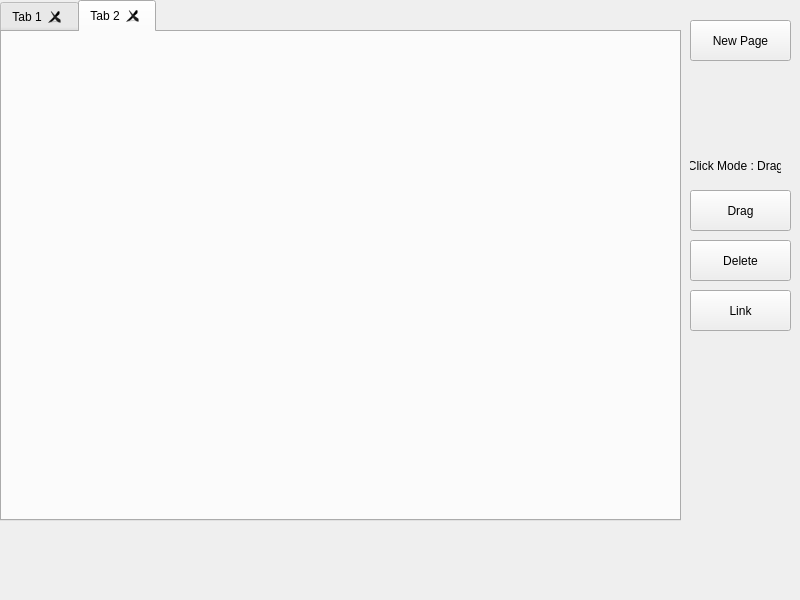
Before: the Qt Designer form Update/Logic_Gate_Simulator/dlg_home.ui in ElliotHarding/Logic-Gate-Simulator, drawn with Qt 5.
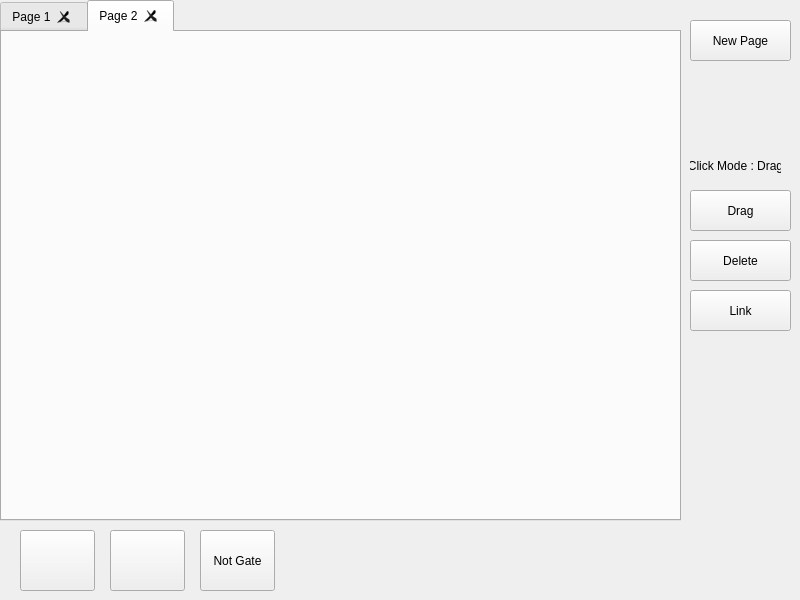
After: the same form once the commit is applied. The open tabs and pages were chosen to show the change. Icons and pictures are not drawn.

Diff of the .ui file:
```diff
--- a/Update/Logic_Gate_Simulator/dlg_home.ui
+++ b/Update/Logic_Gate_Simulator/dlg_home.ui
@@ -40,12 +40,12 @@
     </property>
     <widget class="QWidget" name="tab">
      <attribute name="title">
-      <string>Tab 1</string>
+      <string>Page 1</string>
      </attribute>
     </widget>
     <widget class="QWidget" name="tab2">
      <attribute name="title">
-      <string>Tab 2</string>
+      <string>Page 2</string>
      </attribute>
     </widget>
    </widget>
@@ -117,6 +117,99 @@
      <string>New Page</string>
     </property>
    </widget>
+   <widget class="QPushButton" name="btn_orGate">
+    <property name="geometry">
+     <rect>
+      <x>110</x>
+      <y>530</y>
+      <width>75</width>
+      <height>61</height>
+     </rect>
+    </property>
+    <property name="text">
+     <string/>
+    </property>
+    <property name="icon">
+     <iconset>
+      <normaloff>Resources/gate-or.png</normaloff>
+      <normalon>Resources/gate-or.png</normalon>
+      <disabledoff>Resources/gate-or.png</disabledoff>
+      <disabledon>Resources/gate-or.png</disabledon>
+      <activeoff>Resources/gate-or.png</activeoff>
+      <activeon>Resources/gate-or.png</activeon>
+      <selectedoff>Resources/gate-or.png</selectedoff>
+      <selectedon>Resources/gate-or.png</selectedon>Resources/gate-or.png</iconset>
+    </property>
+    <property name="iconSize">
+     <size>
+      <width>64</width>
+      <height>64</height>
+     </size>
+    </property>
+   </widget>
+   <widget class="QPushButton" name="btn_notGate">
+    <property name="geometry">
+     <rect>
+      <x>200</x>
+      <y>530</y>
+      <width>75</width>
+      <height>61</height>
+     </rect>
+    </property>
+    <property name="text">
+     <string>Not Gate</string>
+    </property>
+    <property name="icon">
+     <iconset>
+      <normaloff>Resources/gate-not.png</normaloff>
+      <normalon>Resources/gate-not.png</normalon>
+      <disabledoff>Resources/gate-not.png</disabledoff>
+      <disabledon>Resources/gate-not.png</disabledon>
+      <activeoff>Resources/gate-not.png</activeoff>
+      <activeon>Resources/gate-not.png</activeon>
+      <selectedoff>Resources/gate-not.png</selectedoff>
+      <selectedon>Resources/gate-not.png</selectedon>Resources/gate-not.png</iconset>
+    </property>
+    <property name="iconSize">
+     <size>
+      <width>64</width>
+      <height>64</height>
+     </size>
+    </property>
+   </widget>
+   <widget class="QPushButton" name="btn_andGate">
+    <property name="geometry">
+     <rect>
+      <x>20</x>
+      <y>530</y>
+      <width>75</width>
+      <height>61</height>
+     </rect>
+    </property>
+    <property name="autoFillBackground">
+     <bool>false</bool>
+    </property>
+    <property name="text">
+     <string/>
+    </property>
+    <property name="icon">
+     <iconset>
+      <normaloff>Resources/gate-and.png</normaloff>
+      <normalon>Resources/gate-and.png</normalon>
+      <disabledoff>Resources/gate-and.png</disabledoff>
+      <disabledon>Resources/gate-and.png</disabledon>
+      <activeoff>Resources/gate-and.png</activeoff>
+      <activeon>Resources/gate-and.png</activeon>
+      <selectedoff>Resources/gate-and.png</selectedoff>
+      <selectedon>Resources/gate-and.png</selectedon>Resources/gate-and.png</iconset>
+    </property>
+    <property name="iconSize">
+     <size>
+      <width>70</width>
+      <height>64</height>
+     </size>
+    </property>
+   </widget>
   </widget>
   <action name="actionNew_page">
    <property name="text">
```
Left out of the diff: 2 changed lines with no effect on the pictures.
